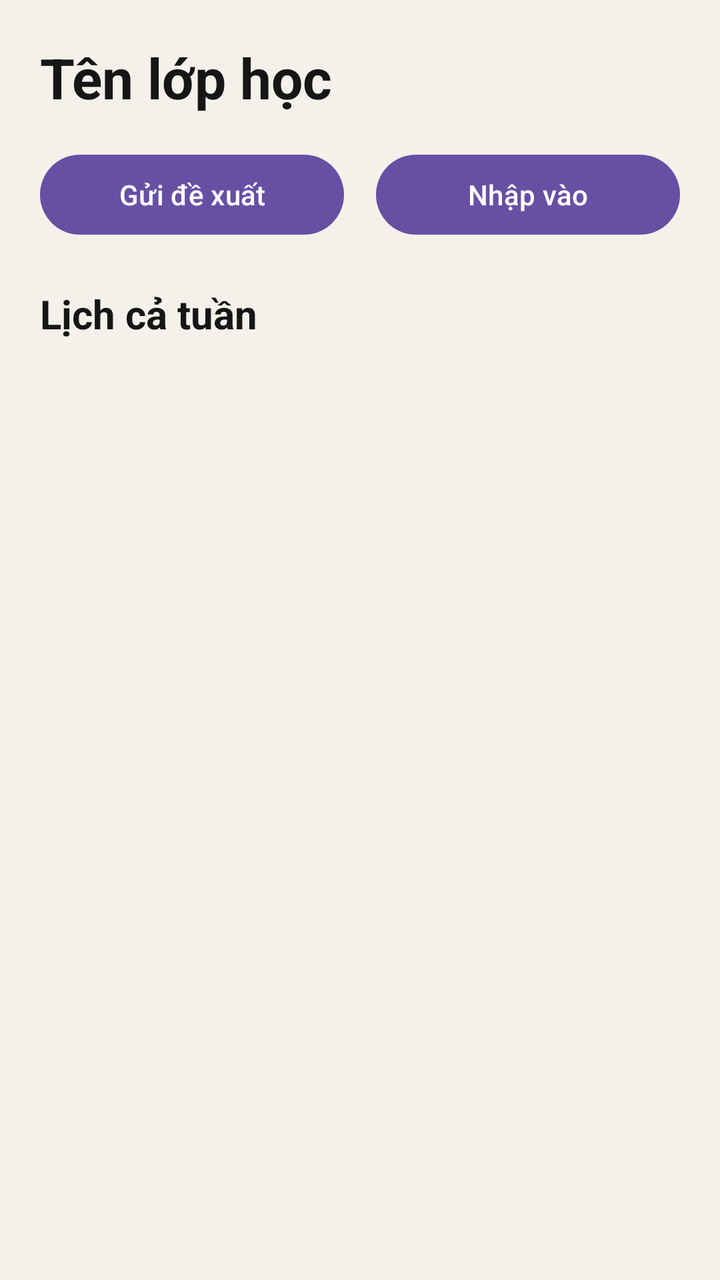
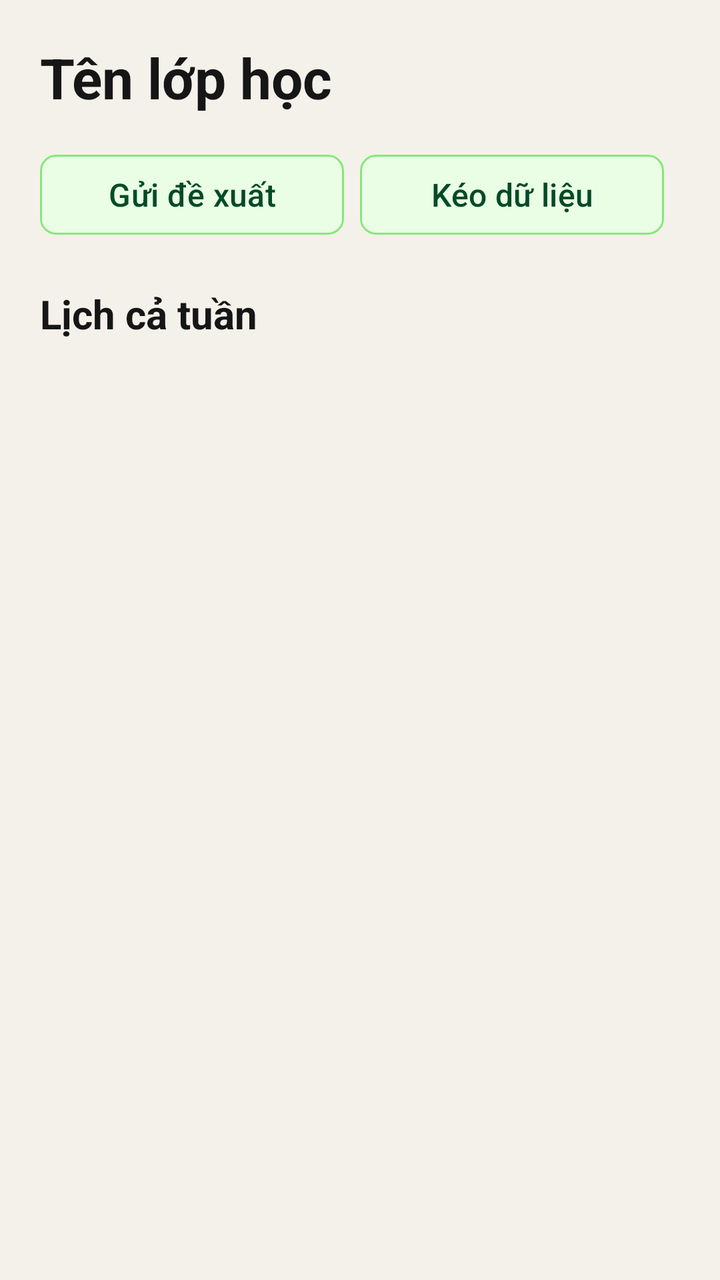

Two renders of the same Android screen: before a commit and after it. Below are the layout's source before the change and the commit's diff.
<!-- AndroidManifest.xml: application theme Theme.Timetable -->
<!-- res/layout/fragment_class_timetable.xml -->
<?xml version="1.0" encoding="utf-8"?>
<androidx.core.widget.NestedScrollView xmlns:android="http://schemas.android.com/apk/res/android"
    xmlns:app="http://schemas.android.com/apk/res-auto"
    xmlns:tools="http://schemas.android.com/tools"
    android:layout_width="match_parent"
    android:layout_height="match_parent"
    android:background="#F4F1EA"
    android:fillViewport="true"
    tools:context=".ClassTimetableFragment">

    <LinearLayout
        android:layout_width="match_parent"
        android:layout_height="wrap_content"
        android:orientation="vertical"
        android:padding="20dp">

        <TextView
            android:id="@+id/classNameText"
            android:layout_width="match_parent"
            android:layout_height="wrap_content"
            android:text="Tên lớp học"
            android:textColor="#161616"
            android:textSize="28sp"
            android:textStyle="bold" />

        <LinearLayout
            android:layout_width="match_parent"
            android:layout_height="wrap_content"
            android:layout_marginTop="16dp"
            android:orientation="horizontal">

            <com.google.android.material.button.MaterialButton
                android:id="@+id/submitButton"
                android:layout_width="0dp"
                android:layout_height="wrap_content"
                android:layout_marginEnd="8dp"
                android:layout_weight="1"
                android:text="Gửi đề xuất" />

            <com.google.android.material.button.MaterialButton
                android:id="@+id/importButton"
                android:layout_width="0dp"
                android:layout_height="wrap_content"
                android:layout_marginStart="8dp"
                android:layout_weight="1"
                android:text="Nhập vào" />

        </LinearLayout>

        <TextView
            android:layout_width="match_parent"
            android:layout_height="wrap_content"
            android:layout_marginTop="22dp"
            android:text="Lịch cả tuần"
            android:textColor="#161616"
            android:textSize="20sp"
            android:textStyle="bold" />

        <LinearLayout
            android:id="@+id/weekContainer"
            android:layout_width="match_parent"
            android:layout_height="wrap_content"
            android:layout_marginTop="12dp"
            android:orientation="vertical" />

        <ProgressBar
            android:id="@+id/loadingProgress"
            android:layout_width="wrap_content"
            android:layout_height="wrap_content"
            android:layout_gravity="center"
            android:layout_marginTop="32dp"
            android:visibility="gone" />

    </LinearLayout>

</androidx.core.widget.NestedScrollView>
<!-- resources referenced by this layout -->
<resources>
  <style name="Theme.Timetable" parent="Base.Theme.Timetable" />
  <style name="Base.Theme.Timetable" parent="Theme.Material3.DayNight.NoActionBar">
          
          
      </style>
</resources>

<!-- the commit's change to res/layout/fragment_class_timetable.xml (unified diff, before → after) -->
@@ -35,16 +35,27 @@
                 android:layout_height="wrap_content"
                 android:layout_marginEnd="8dp"
                 android:layout_weight="1"
-                android:text="Gửi đề xuất" />
+                android:text="Gửi đề xuất"
+                android:textColor="#004B25"
+                app:backgroundTint="#EBEAFFE7"
+                app:strokeColor="#89E67D"
+                app:strokeWidth="1dp"
+                android:textSize="16sp"
+                app:cornerRadius="8dp" />
 
             <com.google.android.material.button.MaterialButton
                 android:id="@+id/importButton"
                 android:layout_width="0dp"
                 android:layout_height="wrap_content"
-                android:layout_marginStart="8dp"
+                android:layout_marginEnd="8dp"
                 android:layout_weight="1"
-                android:text="Nhập vào" />
-
+                android:text="Kéo dữ liệu"
+                android:textColor="#004B25"
+                app:backgroundTint="#EBEAFFE7"
+                app:strokeColor="#89E67D"
+                app:strokeWidth="1dp"
+                android:textSize="16sp"
+                app:cornerRadius="8dp" />
         </LinearLayout>
 
         <TextView
